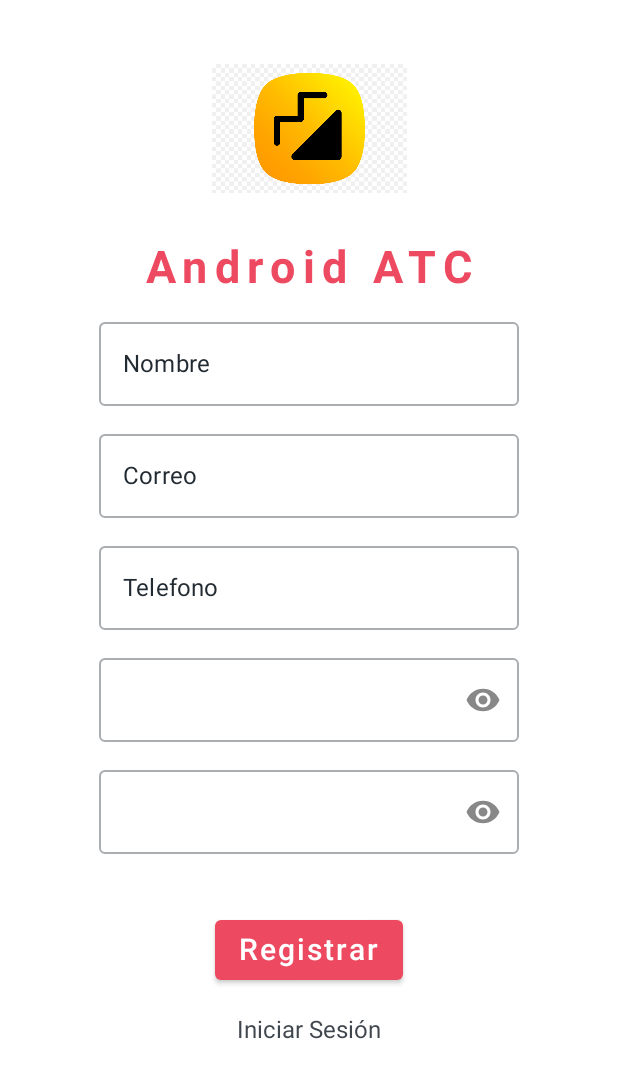
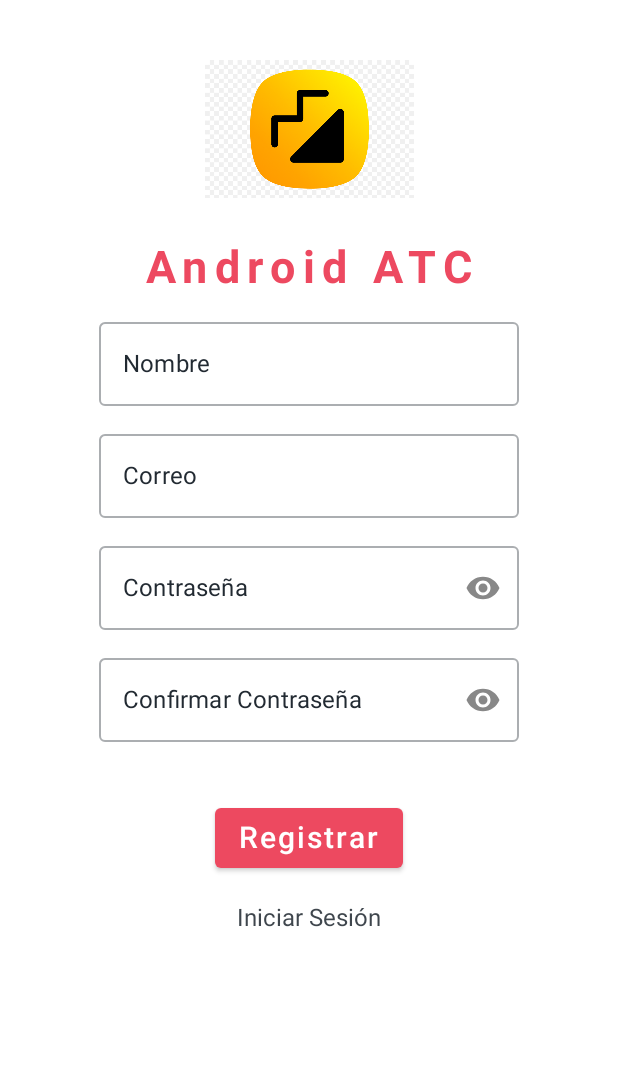
Before and after one commit to TheCodeMonsters/workshop-aws-android-kotlin, an Android app built with Jetpack Compose: the SignUpScreen screen opened through its navigation route, on a phone screen of 412 x 824 dp. Shown: the top 1078 px of the screen. Run offline under Robolectric (Android 15) with nearby library versions, the phone set to English and light mode, and no system bars; our stand-ins replace accompanist.

```diff
--- a/app/src/main/java/com/manuelduarte077/awskotlin/components/LogoApp.kt
+++ b/app/src/main/java/com/manuelduarte077/awskotlin/components/LogoApp.kt
@@ -29,7 +29,7 @@ fun LogoApp() {
 
       painter = painterResource(id = R.drawable.app_logo),
       contentDescription = "",
-      modifier = Modifier.size(150.dp).padding(10.dp),
+      modifier = Modifier.size(150.dp).padding(5.dp),
     )
     Text(
       text = "Android ATC", fontSize = 30.sp,
--- a/app/src/main/java/com/manuelduarte077/awskotlin/components/text/TextFieldPassBase.kt
+++ b/app/src/main/java/com/manuelduarte077/awskotlin/components/text/TextFieldPassBase.kt
@@ -30,7 +30,7 @@ fun TextFieldPassBase(
     label = {
       Text(
         text = text,
-        color = MaterialTheme.colors.background
+        color = MaterialTheme.colors.onBackground
       )
     },
     singleLine = true,
--- a/app/src/main/java/com/manuelduarte077/awskotlin/screens/SignUpScreen.kt
+++ b/app/src/main/java/com/manuelduarte077/awskotlin/screens/SignUpScreen.kt
@@ -51,9 +51,6 @@ fun SignUpScreen(naveController: NavController) {
         TextFieldBase("Correo", emailValue)
 
         Spacer(modifier = Modifier.padding(5.dp))
-        TextFieldBase("Telefono", phoneValue)
-
-        Spacer(modifier = Modifier.padding(5.dp))
         TextFieldPassBase("Contraseña", passwordValue, passwordVisible)
 
         Spacer(modifier = Modifier.padding(5.dp))
```
Also changed, not shown: app/src/main/java/com/manuelduarte077/awskotlin/screens/HomeScreen.kt (+13 -1 lines).
